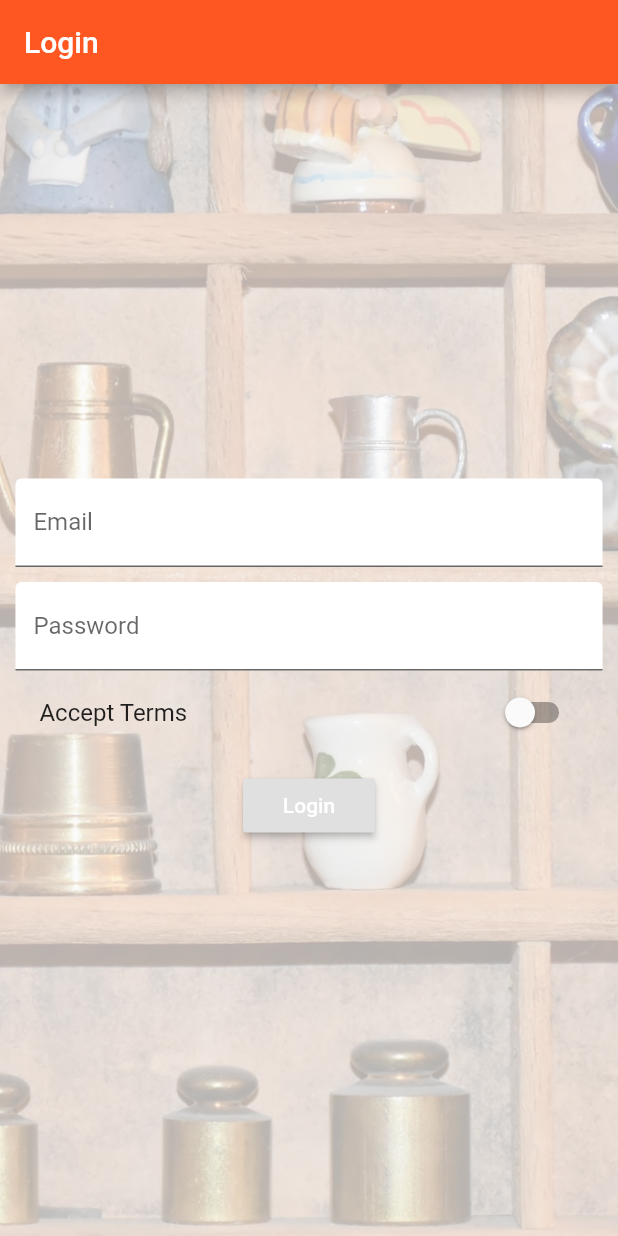
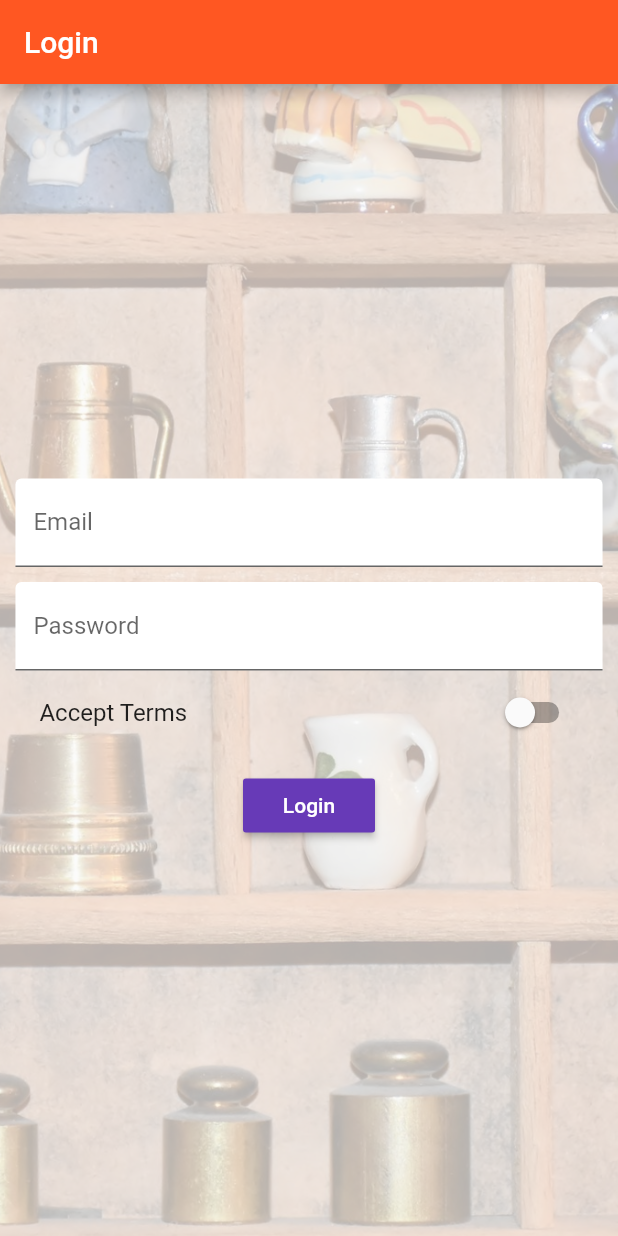
Before and after one commit to aribambang/fluffy, a Flutter app: the screen it shows after launch, on a phone screen of 412 x 824 dp. Run offline on Flutter 3.47's test engine with Material 2 defaults, Android fonts, the phone set to English and light mode, and no system bars.

Commit message:
Styling and refactoring code

```diff
--- a/lib/main.dart
+++ b/lib/main.dart
@@ -42,7 +42,8 @@ class _MyAppState extends State<MyApp> {
       theme: ThemeData(
           brightness: Brightness.light,
           primarySwatch: Colors.deepOrange,
-          accentColor: Colors.deepPurple),
+          accentColor: Colors.deepPurple,
+          buttonColor: Colors.deepPurple,),
       //home: AuthPage(),
       routes: {
         '/': (BuildContext context) => AuthPage(),
```
